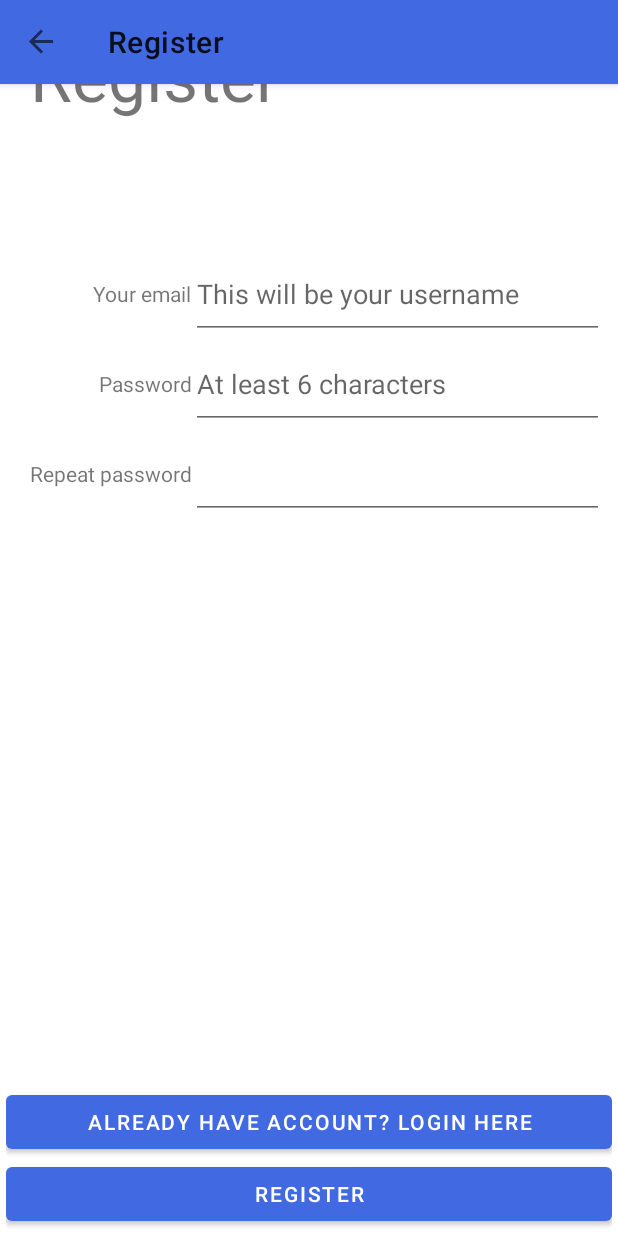
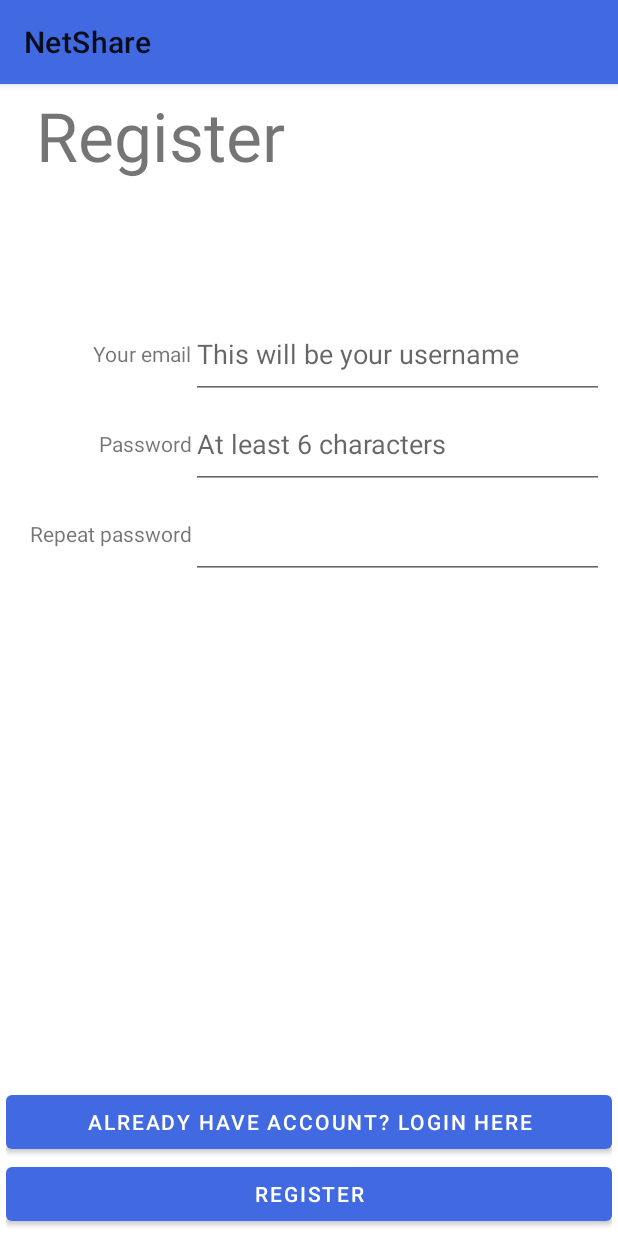
Before and after one commit to JerryFhuurr/NetShare, an Android app: the RegisterFragment screen opened through its navigation route, on a phone screen of 412 x 824 dp. Run offline under Robolectric (Android 15) with nearby library versions, the phone set to English and light mode, and no system bars; our stand-ins replace Firebase (no records; nobody signed in at launch, a user with empty details on screens opened directly), navigation-ui.

Commit message:
modify the menus

```diff
--- a/app/src/main/java/com/and/netshare/login/LoginActivity.java
+++ b/app/src/main/java/com/and/netshare/login/LoginActivity.java
@@ -40,7 +40,6 @@ public class LoginActivity extends AppCompatActivity {
 
         configuration = new AppBarConfiguration.Builder(R.id.homePageFragment)
                 .setOpenableLayout(drawerLayout).build();
-        NavigationUI.setupActionBarWithNavController(this, navController, configuration);
     }
 
 }
--- a/app/src/main/java/com/and/netshare/login/ui/main/LoginFragment.java
+++ b/app/src/main/java/com/and/netshare/login/ui/main/LoginFragment.java
@@ -102,6 +102,7 @@ public class LoginFragment extends Fragment {
                     @Override
                     public void onClick(DialogInterface dialogInterface, int i) {
                         String email = reset_email.getText().toString();
+
                         mAuth.sendPasswordResetEmail(email)
                                 .addOnCompleteListener(new OnCompleteListener<Void>() {
                                     @Override
--- a/app/src/main/res/layout/activity_main.xml
+++ b/app/src/main/res/layout/activity_main.xml
@@ -23,7 +23,6 @@
                 android:layout_height="?attr/actionBarSize"
                 android:background="?attr/colorPrimary" />
         </com.google.android.material.appbar.AppBarLayout>
-
 
         <!-- bottom -->
         <LinearLayout
--- a/app/src/main/res/layout/fragment_home_page.xml
+++ b/app/src/main/res/layout/fragment_home_page.xml
@@ -10,12 +10,12 @@
     <TextView
         android:layout_width="match_parent"
         android:layout_height="match_parent"
-        android:text="@string/hello_blank_fragment" />
+        android:text="HOME" />
 
-    <ImageView
+    <Button
         android:id="@+id/imageView2"
         android:layout_width="wrap_content"
         android:layout_height="wrap_content"
-        tools:src="@tools:sample/backgrounds/scenic" />
+        android:onClick="logoutTest"/>
 
 </FrameLayout>
--- a/app/src/main/res/layout/fragment_register.xml
+++ b/app/src/main/res/layout/fragment_register.xml
@@ -1,18 +1,24 @@
 <?xml version="1.0" encoding="utf-8"?>
-<androidx.constraintlayout.widget.ConstraintLayout xmlns:android="http://schemas.android.com/apk/res/android"
+<FrameLayout xmlns:android="http://schemas.android.com/apk/res/android"
     xmlns:app="http://schemas.android.com/apk/res-auto"
     xmlns:tools="http://schemas.android.com/tools"
     android:layout_width="match_parent"
     android:layout_height="match_parent"
-    android:padding="4dp"
     tools:context=".login.ui.main.RegisterFragment">
+
+
+    <androidx.constraintlayout.widget.ConstraintLayout
+        android:layout_width="match_parent"
+        android:layout_height="match_parent"
+        android:padding="4dp">
+
 
         <TextView
             android:id="@+id/textView3"
             android:layout_width="wrap_content"
             android:layout_height="wrap_content"
-        android:layout_marginStart="16dp"
-        android:layout_marginTop="16dp"
+            android:layout_marginStart="20dp"
+            android:layout_marginTop="56dp"
             android:text="@string/register_title"
             android:textSize="45dp"
             app:layout_constraintStart_toStartOf="parent"
@@ -69,8 +75,8 @@
                     android:layout_width="match_parent"
                     android:layout_height="60dp"
                     android:layout_weight="1.5"
+                    android:hint="@string/register_password_hint"
                     android:inputType="textPassword"
-                android:hint="@string/register_password_hint"
                     tools:ignore="SpeakableTextPresentCheck" />
             </LinearLayout>
 
@@ -130,3 +136,4 @@
 
 
     </androidx.constraintlayout.widget.ConstraintLayout>
+</FrameLayout>
--- a/app/src/main/res/menu/bottom_menu.xml
+++ b/app/src/main/res/menu/bottom_menu.xml
@@ -3,9 +3,9 @@
     <item
         android:id="@+id/homePageFragment"
         android:icon="@drawable/home_icon"
-        android:title="Home" />
+        android:title="@string/home_title" />
     <item
         android:id="@id/userFragment"
         android:icon="@drawable/user_icon"
-        android:title="User" />
+        android:title="@string/user_title" />
 </menu>
--- a/app/src/main/res/menu/top_bar.xml
+++ b/app/src/main/res/menu/top_bar.xml
@@ -1,10 +1,5 @@
 <?xml version="1.0" encoding="utf-8"?>
 <menu xmlns:android="http://schemas.android.com/apk/res/android"
     xmlns:app="http://schemas.android.com/apk/res-auto">
-    <item
-        android:id="@+id/action_add_image"
-        android:icon="@drawable/add_file_icon"
-        android:title="Upload image"
-        app:showAsAction="ifRoom" />
 
 </menu>
--- a/app/src/main/res/menu/top_bar_login.xml
+++ /dev/null
@@ -1,4 +0,0 @@
-<?xml version="1.0" encoding="utf-8"?>
-<menu xmlns:android="http://schemas.android.com/apk/res/android">
-
-</menu>
--- a/app/src/main/res/navigation/main_nav_map.xml
+++ b/app/src/main/res/navigation/main_nav_map.xml
@@ -8,11 +8,11 @@
     <fragment
         android:id="@+id/homePageFragment"
         android:name="com.and.netshare.home.HomePageFragment"
-        android:label="fragment_home_page"
+        android:label="@string/home_title"
         tools:layout="@layout/fragment_home_page" />
     <fragment
         android:id="@+id/userFragment"
         android:name="com.and.netshare.home.UserFragment"
-        android:label="UserFragment"
+        android:label="@string/user_title"
         tools:layout="@layout/fragment_user"/>
 </navigation>
```
Also changed, not shown: app/src/main/java/com/and/netshare/MainActivity.java (+9 -9 lines), app/src/main/res/layout/fragment_user.xml (+8 -1 lines), app/src/main/res/values/strings.xml (+6 -1 lines). Lines whose indentation alone changed are shown as unchanged.
